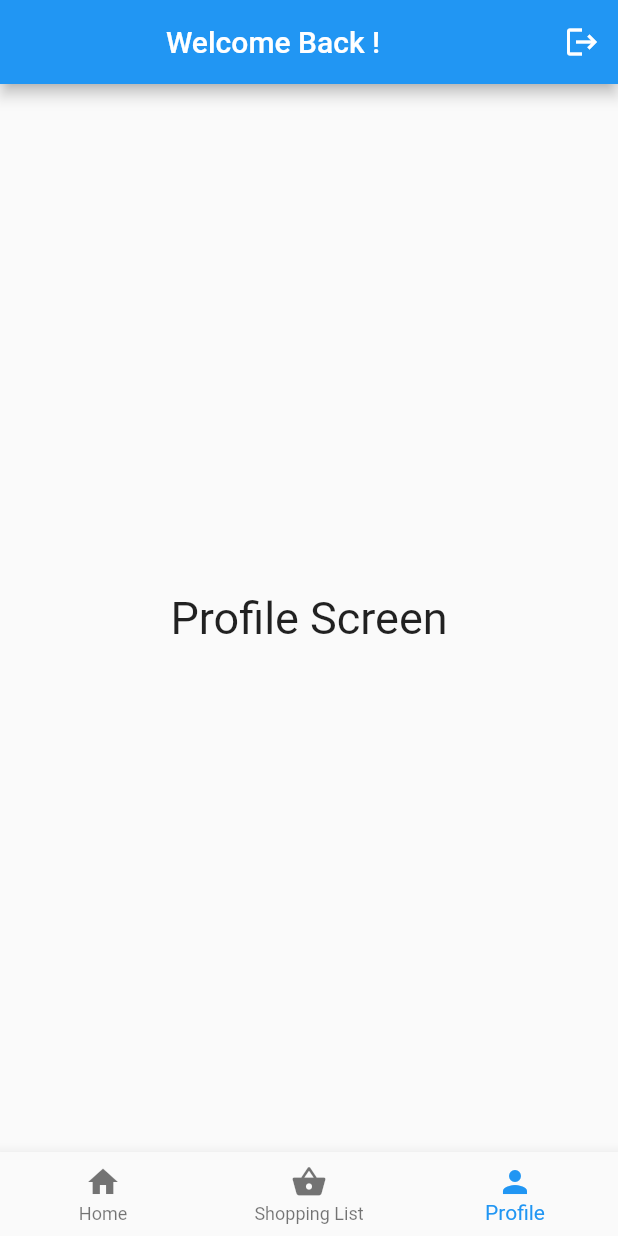
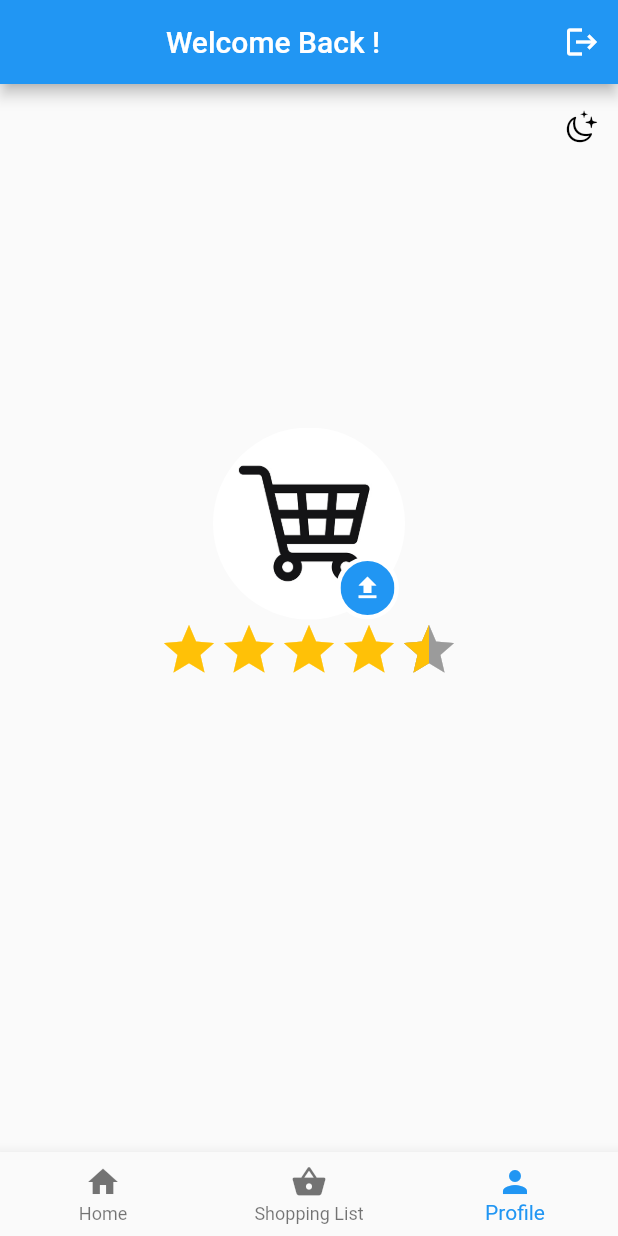
Before and after one commit to euromike21/CrowdSourcedShoppingApp, a Flutter app: the MyHomePage screen opened directly, item 3 of the bottom bar chosen, on a phone screen of 412 x 824 dp. Run offline on Flutter 3.47's test engine with Material 2 defaults, Android fonts, the light colour scheme and no system bars; drawn by our look-alikes of flutter_rating_bar; our stand-ins replace cloud_firestore, firebase_auth, firebase_core, fluttertoast, image_picker, shared_preferences and 2 more; missing offline and left inert: flutter_barcode_scanner; accounts and stored records are empty.

Commit message:
Added functionality to the profile page; user can upload image

```diff
--- a/crowd_sourced_shopping_app/lib/main.dart
+++ b/crowd_sourced_shopping_app/lib/main.dart
@@ -3,5 +3,7 @@ import 'package:crowd_sourced_shopping_app/exports.dart';
 Future<void> main() async {
   WidgetsFlutterBinding.ensureInitialized();
   await Firebase.initializeApp();
+  await UserPreferences.init();
+
   runApp(MyApp());
 }
--- /dev/null
+++ b/crowd_sourced_shopping_app/lib/model/user.dart
@@ -0,0 +1,33 @@
+class UserProf {
+  final String imagePath;
+  final bool isDarkMode;
+  final String name;
+
+  const UserProf({
+    required this.imagePath,
+    required this.isDarkMode,
+    required this.name,
+  });
+
+  UserProf copy({
+    String? imagePath,
+    bool? isDarkMode,
+    String? name,
+  }) =>
+      UserProf(
+        imagePath: imagePath ?? this.imagePath,
+        isDarkMode: isDarkMode ?? this.isDarkMode,
+        name: name ?? this.name,
+      );
+
+  static UserProf fromJson(Map<String, dynamic> json) => UserProf(
+      imagePath: json['imagePath'],
+      isDarkMode: json['isDarkMode'],
+      name: json['name']);
+
+  Map<String, dynamic> toJson() => {
+        'imagePath': imagePath,
+        'isDarkMode': isDarkMode,
+        'name': name,
+      };
+}
--- a/crowd_sourced_shopping_app/lib/screens/home_page.dart
+++ b/crowd_sourced_shopping_app/lib/screens/home_page.dart
@@ -10,6 +10,7 @@ class MyHomePage extends StatefulWidget {
 class _MyHomePageState extends State<MyHomePage> {
   User? user = FirebaseAuth.instance.currentUser;
   UserModel loggedInUser = UserModel();
+  late UserProf usr = UserPreferences.getUser();
   int selected_index = 0;
 
   @override
@@ -21,7 +22,9 @@ class _MyHomePageState extends State<MyHomePage> {
         .get()
         .then((value) {
       this.loggedInUser = UserModel.fromMap(value.data());
-      setState(() {});
+      setState(() => usr = usr.copy(
+          name: "${loggedInUser.firstName} ${loggedInUser.secondName}"));
+      UserPreferences.setUser(usr);
     });
   }
 
--- a/crowd_sourced_shopping_app/lib/screens/profile_screen.dart
+++ b/crowd_sourced_shopping_app/lib/screens/profile_screen.dart
@@ -1,20 +1,67 @@
 import 'package:crowd_sourced_shopping_app/exports.dart';
+import 'package:path/path.dart';
 
-class ProfileScreen extends StatelessWidget {
-  const ProfileScreen({Key? key}) : super(key: key);
+class ProfileScreen extends StatefulWidget {
+  @override
+  _ProfileScreenState createState() => _ProfileScreenState();
+}
 
+class _ProfileScreenState extends State<ProfileScreen> {
   @override
   Widget build(BuildContext context) {
-    return Center(
-      child: Column(
-        mainAxisAlignment: MainAxisAlignment.center,
-        children: <Widget>[
-          Text(
-            'Profile Screen',
-            style: TextStyle(fontSize: 30),
-          ),
-        ],
+    late UserProf user = UserPreferences.getUser();
+
+    return Builder(
+      builder: (context) => Scaffold(
+        appBar: buildAppBar(context),
+        body: Column(
+          mainAxisAlignment: MainAxisAlignment.center,
+          children: [
+            ProfileWidget(
+              imagePath: user.imagePath,
+              onClicked: () async {
+                final image =
+                    await ImagePicker().pickImage(source: ImageSource.gallery);
+
+                if (image == null) return;
+
+                final directory = await getApplicationDocumentsDirectory();
+                final name = basename(image.path);
+                final imageFile = File('${directory.path}/$name');
+                final newImage = await File(image.path).copy(imageFile.path);
+
+                setState(() => user = user.copy(imagePath: newImage.path));
+                UserPreferences.setUser(user);
+              },
+            ),
+            RatingBar.builder(
+              initialRating: 4.5,
+              minRating: 1,
+              direction: Axis.horizontal,
+              allowHalfRating: true,
+              itemCount: 5,
+              itemBuilder: (context, _) => Icon(
+                Icons.star,
+                color: Colors.amber,
+              ),
+              onRatingUpdate: (rating) {},
+            ),
+            const SizedBox(height: 48),
+            const SizedBox(height: 48),
+            buildName(user),
+          ],
+        ),
       ),
     );
   }
+
+  Widget buildName(UserProf usr) => Column(
+        children: [
+          Text(
+            usr.name,
+            style: TextStyle(fontWeight: FontWeight.bold, fontSize: 36),
+          ),
+          const SizedBox(height: 4),
+        ],
+      );
 }
--- a/crowd_sourced_shopping_app/lib/screens/registration_screen.dart
+++ b/crowd_sourced_shopping_app/lib/screens/registration_screen.dart
@@ -174,7 +174,9 @@ class _RegistrationScreenState extends State<RegistrationScreen> {
           )),
     );
 
-    return Scaffold(
+    return ThemeConsumer(
+        child: Builder(
+            builder: (context) => Scaffold(
                   backgroundColor: Colors.white,
                   appBar: AppBar(
                     backgroundColor: Colors.transparent,
@@ -225,7 +227,7 @@ class _RegistrationScreenState extends State<RegistrationScreen> {
                       ),
                     ),
                   ),
-    );
+                )));
   }
 
   void signUp(String email, String password) async {
--- a/crowd_sourced_shopping_app/lib/screens/shopping_list_screen.dart
+++ b/crowd_sourced_shopping_app/lib/screens/shopping_list_screen.dart
@@ -37,7 +37,6 @@ class _NotesPageState extends State<NotesPage> {
                   : buildNotes(),
         ),
         floatingActionButton: FloatingActionButton(
-          backgroundColor: Colors.blue,
           child: Icon(Icons.add),
           onPressed: () async {
             await Navigator.of(context).push(
--- /dev/null
+++ b/crowd_sourced_shopping_app/lib/utils/user_preferences.dart
@@ -0,0 +1,23 @@
+import 'package:crowd_sourced_shopping_app/exports.dart';
+
+class UserPreferences {
+  static late SharedPreferences _preferences;
+  static const _keyUser = 'user';
+  static const myUser =
+      UserProf(imagePath: 'https://', isDarkMode: false, name: '');
+
+  static Future init() async =>
+      _preferences = await SharedPreferences.getInstance();
+
+  static Future setUser(UserProf user) async {
+    final json = jsonEncode(user.toJson());
+
+    await _preferences.setString(_keyUser, json);
+  }
+
+  static UserProf getUser() {
+    final json = _preferences.getString(_keyUser);
+
+    return json == null ? myUser : UserProf.fromJson(jsonDecode(json));
+  }
+}
--- /dev/null
+++ b/crowd_sourced_shopping_app/lib/widget/appbar_widget.dart
@@ -0,0 +1,20 @@
+import 'package:crowd_sourced_shopping_app/exports.dart';
+import 'package:flutter/cupertino.dart';
+
+AppBar buildAppBar(BuildContext context) {
+  final icon = CupertinoIcons.moon_stars;
+
+  return AppBar(
+    backgroundColor: Colors.transparent,
+    elevation: 0,
+    actions: [
+      IconButton(
+        icon: Icon(icon),
+        color: Colors.black,
+        onPressed: () {
+          ThemeProvider.controllerOf(context).nextTheme();
+        },
+      ),
+    ],
+  );
+}
--- /dev/null
+++ b/crowd_sourced_shopping_app/lib/widget/profile_widget.dart
@@ -0,0 +1,79 @@
+import 'dart:io';
+import 'package:flutter/material.dart';
+
+class ProfileWidget extends StatelessWidget {
+  final String imagePath;
+  final bool isEdit;
+  final VoidCallback onClicked;
+
+  const ProfileWidget({
+    Key? key,
+    required this.imagePath,
+    this.isEdit = false,
+    required this.onClicked,
+  }) : super(key: key);
+
+  @override
+  Widget build(BuildContext context) {
+    final color = Theme.of(context).colorScheme.primary;
+
+    return Center(
+      child: Stack(
+        children: [
+          buildImage(), //buildImage(),
+          Positioned(
+            bottom: 0,
+            right: 4,
+            child: buildEditIcon(color),
+          ),
+        ],
+      ),
+    );
+  }
+
+  Widget buildImage() {
+    final image = imagePath.contains('https://')
+        ? AssetImage('assets/logo.png')
+        : FileImage(File(imagePath));
+
+    return ClipOval(
+      child: Material(
+        color: Colors.transparent,
+        child: Ink.image(
+          image: image as ImageProvider,
+          fit: BoxFit.cover,
+          width: 128,
+          height: 128,
+          child: InkWell(onTap: onClicked),
+        ),
+      ),
+    );
+  }
+
+  Widget buildEditIcon(Color color) => buildCircle(
+        color: Colors.white,
+        all: 3,
+        child: buildCircle(
+          color: color,
+          all: 8,
+          child: Icon(
+            isEdit ? Icons.upload : Icons.upload,
+            color: Colors.white,
+            size: 20,
+          ),
+        ),
+      );
+
+  Widget buildCircle({
+    required Widget child,
+    required double all,
+    required Color color,
+  }) =>
+      ClipOval(
+        child: Container(
+          padding: EdgeInsets.all(all),
+          color: color,
+          child: child,
+        ),
+      );
+}
--- a/crowd_sourced_shopping_app/pubspec.yaml
+++ b/crowd_sourced_shopping_app/pubspec.yaml
@@ -27,6 +27,12 @@ dependencies:
   path_provider: ^2.0.5
   sqflite: ^2.0.0+4
   flutter_staggered_grid_view: ^0.4.0-nullsafety.3
+  theme_provider: ^0.5.0
+  provider: ^6.0.1
+  shared_preferences: ^2.0.8
+  animated_theme_switcher: ^2.0.1-nullsafety.0
+  image_picker: ^0.8.4+4
+  flutter_rating_bar: ^4.0.0
 
 dev_dependencies:
   flutter_test:
```
Also changed, not shown: crowd_sourced_shopping_app/lib/exports.dart (+12 -0 lines), crowd_sourced_shopping_app/lib/screens/app.dart (+23 -8 lines), crowd_sourced_shopping_app/lib/screens/edit_profile_page.dart (added, +62 -0 lines), crowd_sourced_shopping_app/lib/screens/login_screen.dart (+6 -4 lines), crowd_sourced_shopping_app/lib/screens/profile_page.dart (added, +57 -0 lines), crowd_sourced_shopping_app/lib/widget/button_widget.dart (added, +23 -0 lines), crowd_sourced_shopping_app/lib/widget/textField_widget.dart (added, +59 -0 lines), crowd_sourced_shopping_app/lib/widget/themes.dart (added, +7 -0 lines). Lines whose indentation alone changed are shown as unchanged.
